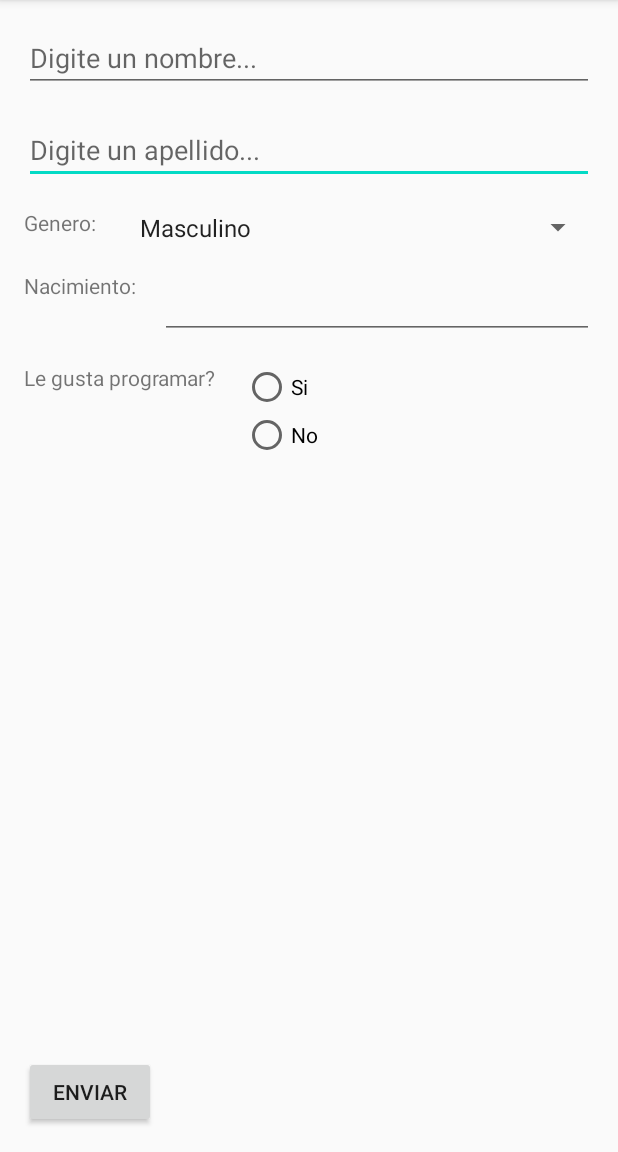
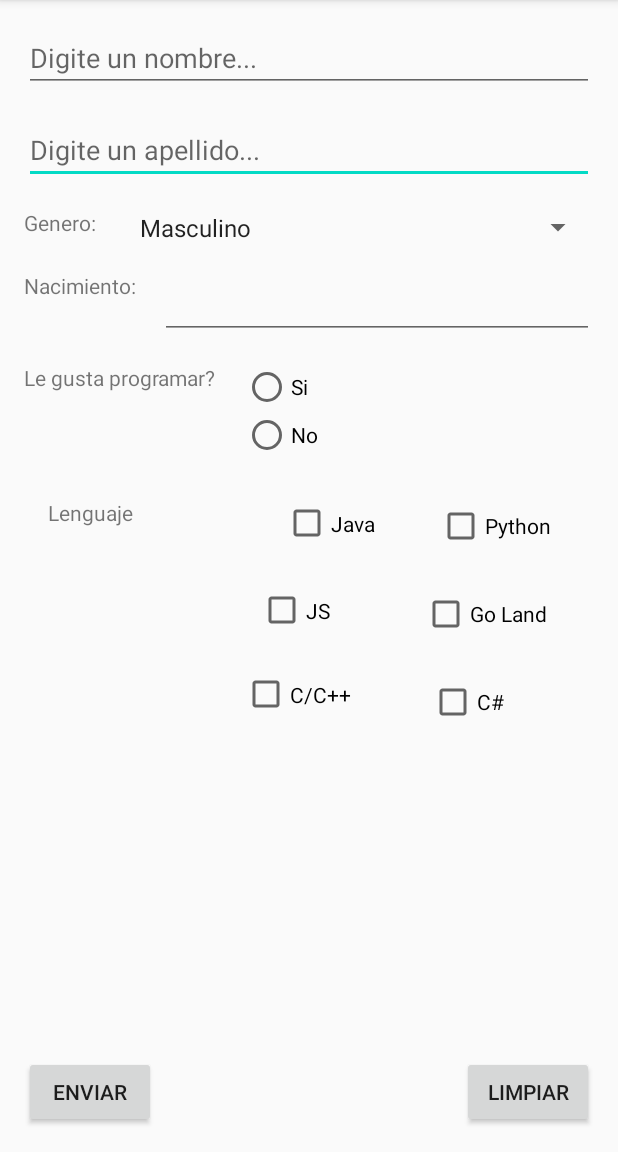
Before and after one commit to sebollito/Temas-Especiales, an Android app: the screen it shows after launch (MainActivity), on a phone screen of 412 x 824 dp, the part 84-1236 px from its top. Run offline under Robolectric (Android 15) with nearby library versions, the phone set to English and light mode, and no system bars.

Commit message:
Ultimos Cambios

```diff
--- a/MyFirstApp/app/src/main/res/layout/activity_display_message.xml
+++ b/MyFirstApp/app/src/main/res/layout/activity_display_message.xml
@@ -55,6 +55,22 @@
         app:layout_constraintTop_toBottomOf="@+id/showDate" />
 
     <TextView
+        android:id="@+id/showLanguages"
+        android:layout_width="0dp"
+        android:layout_height="wrap_content"
+        android:layout_marginStart="16dp"
+        android:layout_marginLeft="16dp"
+        android:layout_marginTop="16dp"
+        android:layout_marginEnd="16dp"
+        android:layout_marginRight="16dp"
+        android:text="Languages"
+        android:textSize="24sp"
+        app:layout_constraintEnd_toEndOf="parent"
+        app:layout_constraintHorizontal_bias="0.0"
+        app:layout_constraintStart_toStartOf="parent"
+        app:layout_constraintTop_toBottomOf="@+id/showOption" />
+
+    <TextView
         android:id="@+id/showLastName"
         android:layout_width="0dp"
         android:layout_height="wrap_content"
--- a/MyFirstApp/app/src/main/res/layout/activity_main.xml
+++ b/MyFirstApp/app/src/main/res/layout/activity_main.xml
@@ -48,6 +48,17 @@
         android:text="@string/btn_send"
         app:layout_constraintBottom_toBottomOf="parent"
         app:layout_constraintStart_toStartOf="parent" />
+
+    <Button
+        android:id="@+id/btnLimpiar"
+        android:layout_width="wrap_content"
+        android:layout_height="wrap_content"
+        android:layout_marginEnd="16dp"
+        android:layout_marginRight="16dp"
+        android:layout_marginBottom="16dp"
+        android:text="@string/btn_limpiar"
+        app:layout_constraintBottom_toBottomOf="parent"
+        app:layout_constraintEnd_toEndOf="parent" />
 
     <Spinner
         android:id="@+id/gender"
@@ -112,6 +123,20 @@
         app:layout_constraintStart_toStartOf="parent"
         app:layout_constraintTop_toBottomOf="@+id/date" />
 
+    <TextView
+        android:id="@+id/textView5"
+        android:layout_width="0dp"
+        android:layout_height="26dp"
+        android:layout_marginStart="32dp"
+        android:layout_marginLeft="32dp"
+        android:layout_marginTop="64dp"
+        android:layout_marginBottom="16dp"
+        android:text="Lenguaje"
+        app:layout_constraintBottom_toBottomOf="parent"
+        app:layout_constraintStart_toStartOf="parent"
+        app:layout_constraintTop_toBottomOf="@+id/textView4"
+        app:layout_constraintVertical_bias="0.0" />
+
     <RadioGroup
         android:id="@+id/option"
         android:layout_width="232dp"
@@ -138,4 +163,86 @@
             android:text="No" />
     </RadioGroup>
 
+    <CheckBox
+        android:id="@+id/checkBoxJava"
+        android:layout_width="64dp"
+        android:layout_height="38dp"
+        android:layout_marginStart="100dp"
+        android:layout_marginLeft="100dp"
+        android:layout_marginTop="24dp"
+        android:text="Java"
+        app:layout_constraintStart_toEndOf="@+id/textView5"
+        app:layout_constraintTop_toBottomOf="@+id/option" />
+
+    <CheckBox
+        android:id="@+id/checkBoxJS"
+        android:layout_width="64dp"
+        android:layout_height="38dp"
+        android:layout_marginStart="172dp"
+        android:layout_marginLeft="172dp"
+        android:layout_marginTop="20dp"
+        android:text="JS"
+        app:layout_constraintStart_toStartOf="parent"
+        app:layout_constraintTop_toBottomOf="@+id/checkBoxJava" />
+
+    <CheckBox
+        android:id="@+id/checkBoxC"
+        android:layout_width="75dp"
+        android:layout_height="35dp"
+        android:layout_marginStart="16dp"
+        android:layout_marginLeft="16dp"
+        android:layout_marginTop="16dp"
+        android:layout_marginEnd="48dp"
+        android:layout_marginRight="48dp"
+        android:layout_marginBottom="16dp"
+        android:text="C/C++"
+        app:layout_constraintBottom_toBottomOf="parent"
+        app:layout_constraintEnd_toStartOf="@+id/checkBoxCChart"
+        app:layout_constraintHorizontal_bias="0.993"
+        app:layout_constraintStart_toStartOf="parent"
+        app:layout_constraintTop_toBottomOf="@+id/checkBoxJS"
+        app:layout_constraintVertical_bias="0.012" />
+
+    <CheckBox
+        android:id="@+id/checkBoxPython"
+        android:layout_width="82dp"
+        android:layout_height="41dp"
+        android:layout_marginStart="16dp"
+        android:layout_marginLeft="16dp"
+        android:layout_marginTop="24dp"
+        android:layout_marginEnd="16dp"
+        android:layout_marginRight="16dp"
+        android:text="Python"
+        app:layout_constraintEnd_toEndOf="parent"
+        app:layout_constraintStart_toEndOf="@+id/checkBoxJava"
+        app:layout_constraintTop_toBottomOf="@+id/option" />
+
+    <CheckBox
+        android:id="@+id/checkBoxCChart"
+        android:layout_width="82dp"
+        android:layout_height="41dp"
+        android:layout_marginTop="16dp"
+        android:layout_marginEnd="44dp"
+        android:layout_marginRight="44dp"
+        android:layout_marginBottom="16dp"
+        android:text="C#"
+        app:layout_constraintBottom_toBottomOf="parent"
+        app:layout_constraintEnd_toEndOf="parent"
+        app:layout_constraintTop_toBottomOf="@+id/checkBoxGoLand"
+        app:layout_constraintVertical_bias="0.0" />
+
+    <CheckBox
+        android:id="@+id/checkBoxGoLand"
+        android:layout_width="86dp"
+        android:layout_height="44dp"
+        android:layout_marginStart="16dp"
+        android:layout_marginLeft="16dp"
+        android:layout_marginTop="16dp"
+        android:layout_marginEnd="16dp"
+        android:layout_marginRight="16dp"
+        android:text="Go Land"
+        app:layout_constraintEnd_toEndOf="parent"
+        app:layout_constraintStart_toEndOf="@+id/checkBoxJS"
+        app:layout_constraintTop_toBottomOf="@+id/checkBoxPython" />
+
 </androidx.constraintlayout.widget.ConstraintLayout>
--- a/MyFirstApp/app/src/main/res/values/strings.xml
+++ b/MyFirstApp/app/src/main/res/values/strings.xml
@@ -1,6 +1,7 @@
 <resources>
     <string name="app_name">My First App</string>
     <string name="btn_send">Enviar</string>
+    <string name="btn_limpiar">Limpiar</string>
     <string name="edit_first_name">Digite un nombre...</string>
     <string name="edit_last_name">Digite un apellido...</string>
     <string-array name="select_gender">
```
